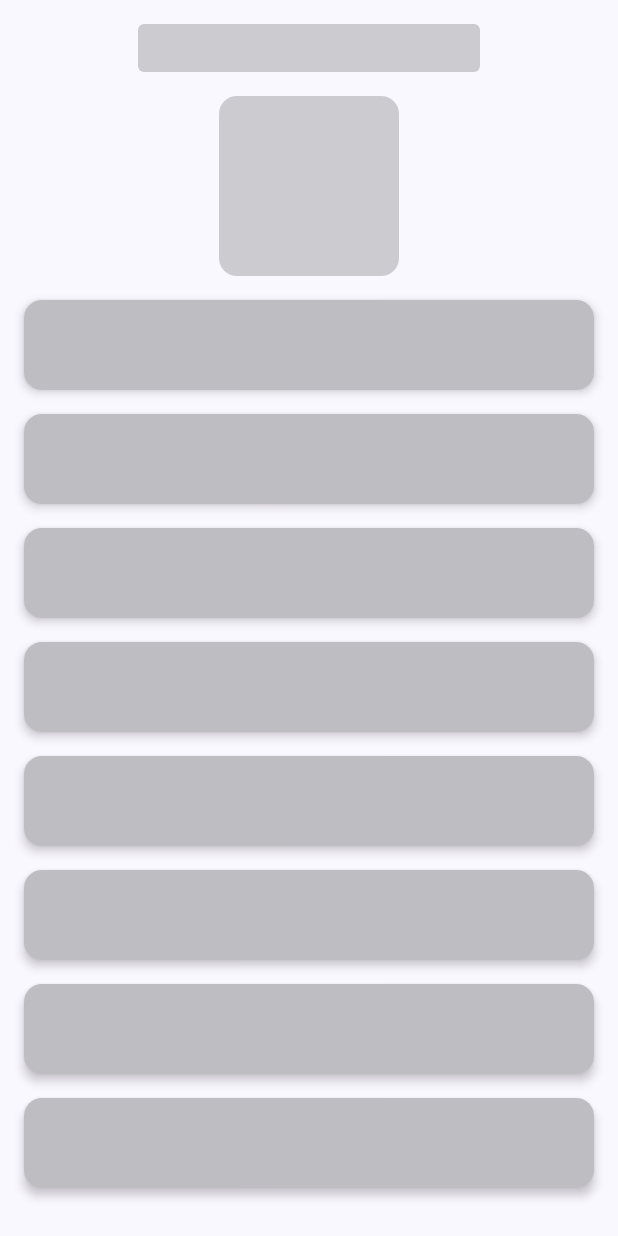
After one commit to JorgeRiosDev/CountriesApp, an Android app built with Jetpack Compose: the composable CountryDetailsSkeleton shown on its own in the app's theme, on a phone screen of 412 x 824 dp. The commit adds this screen. Run offline under Robolectric (Android 15) with nearby library versions, the phone set to English and light mode, and no system bars.

Commit message:
Add country details screen

```diff
--- a/app/build.gradle.kts
+++ b/app/build.gradle.kts
@@ -46,6 +46,7 @@ dependencies {
 
     implementation("com.google.dagger:hilt-android:2.51.1")
     kapt("com.google.dagger:hilt-compiler:2.51.1")
+    implementation ("androidx.hilt:hilt-navigation-compose:1.1.0-alpha01")
 
     // Retrofit
     implementation(libs.retrofit)
@@ -54,6 +55,8 @@ dependencies {
     implementation(libs.logging.interceptor)
 
     implementation(libs.coil.compose)
+
+    implementation ("androidx.navigation:navigation-compose:2.7.0")
 
     implementation(libs.androidx.core.ktx)
     implementation(libs.androidx.lifecycle.runtime.ktx)
--- a/app/src/main/java/com/example/countriesapp/data/model/Country.kt
+++ b/app/src/main/java/com/example/countriesapp/data/model/Country.kt
@@ -2,7 +2,8 @@ package com.example.countriesapp.data.model
 
 data class Country(
     val flags: Flags,
-    val name: Name
+    val name: Name,
+    val languages: Map<String, String>?
 )
 
 data class Flags(
--- a/app/src/main/java/com/example/countriesapp/data/repository/RestCountriesRepository.kt
+++ b/app/src/main/java/com/example/countriesapp/data/repository/RestCountriesRepository.kt
@@ -1,8 +1,11 @@
 package com.example.countriesapp.data.repository
 
 import com.example.countriesapp.data.model.Country
+import com.example.countriesapp.data.model.CountryDetails
 import com.example.countriesapp.data.remote.RestCountriesApi
 
 class RestCountriesRepository(private val api: RestCountriesApi) {
     suspend fun fetchCountries(): List<Country> = api.getAllCountries()
+    suspend fun fetchCountryByName(name: String): List<CountryDetails> = api.getCountryByName(name)
+
 }
--- a/app/src/main/java/com/example/countriesapp/di/AppModule.kt
+++ b/app/src/main/java/com/example/countriesapp/di/AppModule.kt
@@ -6,8 +6,6 @@ import dagger.Module
 import dagger.Provides
 import dagger.hilt.InstallIn
 import dagger.hilt.components.SingletonComponent
-import okhttp3.OkHttpClient
-import okhttp3.logging.HttpLoggingInterceptor
 import retrofit2.Retrofit
 import retrofit2.converter.gson.GsonConverterFactory
 import javax.inject.Singleton
--- /dev/null
+++ b/app/src/main/java/com/example/countriesapp/utils/CountryDetailsSkeleton.kt
@@ -0,0 +1,74 @@
+package com.example.countriesapp.utils
+
+import androidx.compose.animation.core.LinearEasing
+import androidx.compose.animation.core.RepeatMode
+import androidx.compose.animation.core.animateFloat
+import androidx.compose.animation.core.infiniteRepeatable
+import androidx.compose.animation.core.rememberInfiniteTransition
+import androidx.compose.animation.core.tween
+import androidx.compose.runtime.getValue
+import androidx.compose.runtime.Composable
+import androidx.compose.ui.Modifier
+import androidx.compose.ui.graphics.Color
+import androidx.compose.ui.unit.dp
+import androidx.compose.foundation.background
+import androidx.compose.foundation.layout.*
+import androidx.compose.foundation.rememberScrollState
+import androidx.compose.foundation.shape.RoundedCornerShape
+import androidx.compose.foundation.verticalScroll
+import androidx.compose.material3.Card
+import androidx.compose.material3.CardDefaults
+import androidx.compose.ui.Alignment
+
+
+@Composable
+fun CountryDetailsSkeleton() {
+    val alphaAnim by rememberInfiniteTransition().animateFloat(
+        initialValue = 0.3f,
+        targetValue = 0.7f,
+        animationSpec = infiniteRepeatable(
+            animation = tween(800, easing = LinearEasing),
+            repeatMode = RepeatMode.Reverse
+        )
+    )
+
+    Column(
+        modifier = Modifier
+            .fillMaxSize()
+            .safeDrawingPadding()
+            .verticalScroll(rememberScrollState())
+            .padding(16.dp),
+        verticalArrangement = Arrangement.spacedBy(16.dp)
+    ) {
+
+        Box(
+            modifier = Modifier
+                .align(Alignment.CenterHorizontally)
+                .height(32.dp)
+                .fillMaxWidth(0.6f)
+                .background(Color.Gray.copy(alpha = alphaAnim), RoundedCornerShape(4.dp))
+        )
+
+        Box(
+            modifier = Modifier
+                .size(120.dp)
+                .align(Alignment.CenterHorizontally)
+                .background(Color.Gray.copy(alpha = alphaAnim), RoundedCornerShape(12.dp))
+        )
+
+        repeat(8) {
+            Card(
+                modifier = Modifier
+                    .fillMaxWidth()
+                    .height(60.dp),
+                elevation = CardDefaults.cardElevation(defaultElevation = 4.dp)
+            ) {
+                Box(
+                    modifier = Modifier
+                        .fillMaxSize()
+                        .background(Color.Gray.copy(alpha = alphaAnim), RoundedCornerShape(8.dp))
+                )
+            }
+        }
+    }
+}
```
Also changed, not shown: app/src/main/java/com/example/countriesapp/data/model/CountryDetails.kt (added, +26 -0 lines), app/src/main/java/com/example/countriesapp/data/remote/RestCountriesApi.kt (+8 -1 lines), app/src/main/java/com/example/countriesapp/presentation/MainActivity.kt (+4 -12 lines), app/src/main/java/com/example/countriesapp/presentation/navigation/NavGraph.kt (added, +54 -0 lines), app/src/main/java/com/example/countriesapp/presentation/navigation/NavItem.kt (added, +8 -0 lines), app/src/main/java/com/example/countriesapp/presentation/navigation/NavRoute.kt (added, +11 -0 lines), app/src/main/java/com/example/countriesapp/presentation/screens/CountryDetailsScreen.kt (added, +184 -0 lines), app/src/main/java/com/example/countriesapp/presentation/screens/CountryScreen.kt (+54 -13 lines), app/src/main/java/com/example/countriesapp/presentation/screens/MainScreen.kt (added, +19 -0 lines), app/src/main/java/com/example/countriesapp/presentation/state/CountryState.kt (added, +7 -0 lines), app/src/main/java/com/example/countriesapp/presentation/viewmodels/CountryViewModel.kt (+22 -6 lines).
